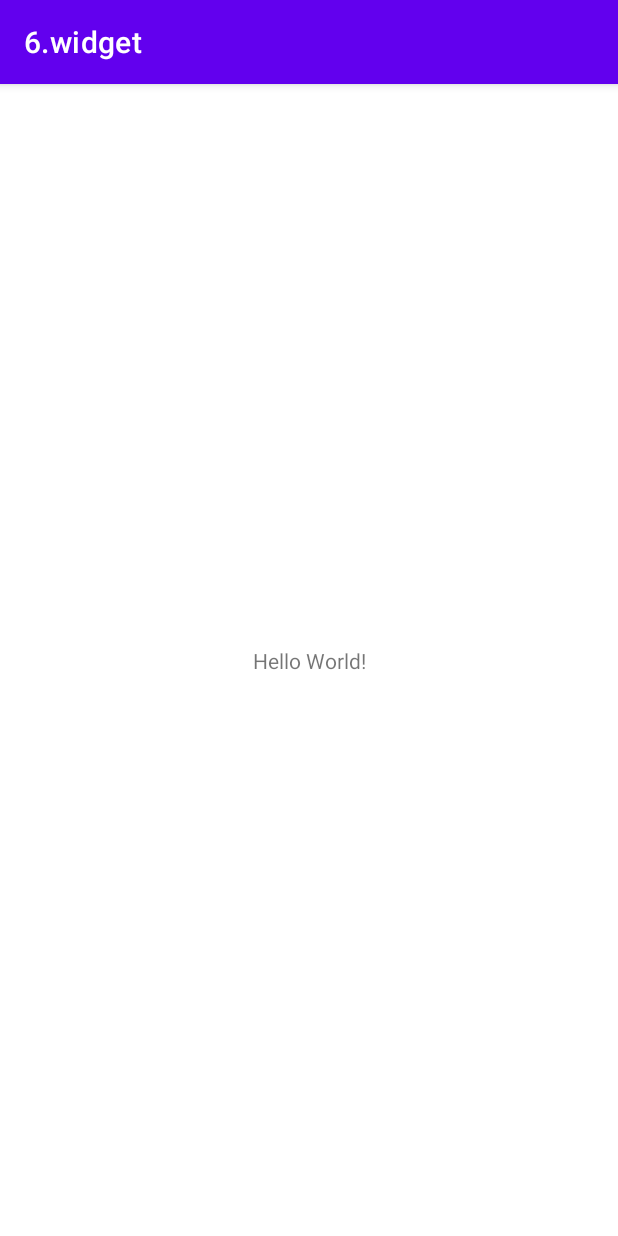
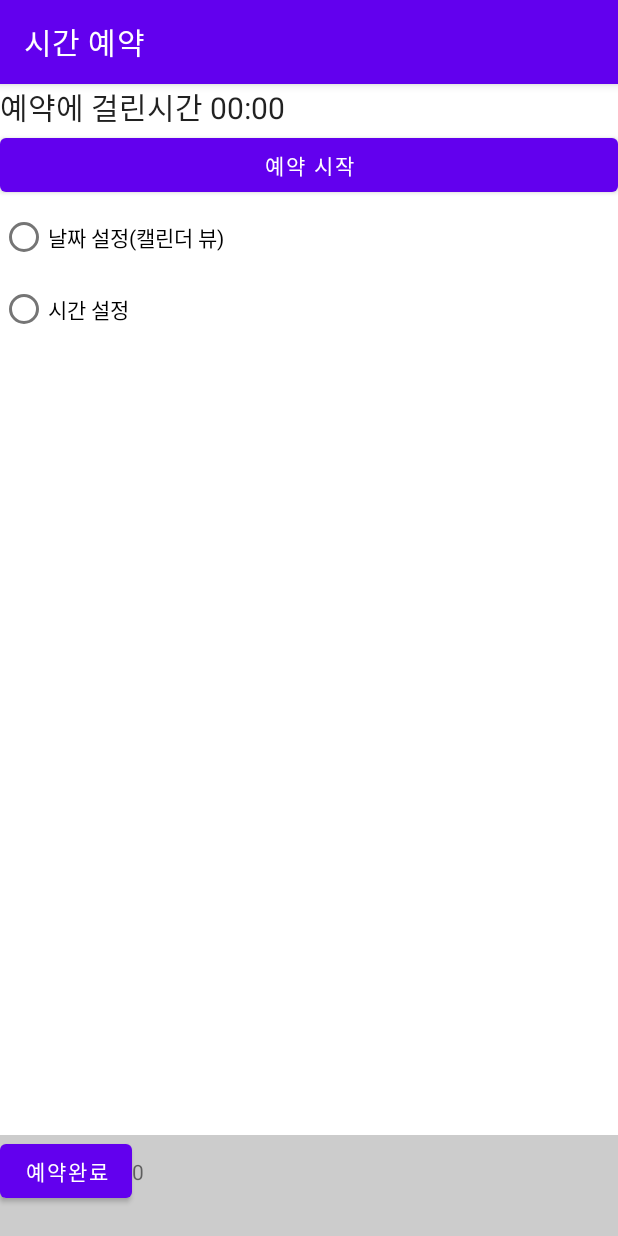
Before and after one commit to thalals/AndroidStudio_Study, an Android app: the screen it shows after launch (MainActivity), on a phone screen of 412 x 824 dp. Run offline under Robolectric (Android 15) with nearby library versions, the phone set to English and light mode, and no system bars; 4 statements that could not run were skipped.

Commit message:
[UPD] Create Calender Widget

```diff
--- a/androidstudio_school/6widget/app/src/main/java/com/example/a6widget/MainActivity.java
+++ b/androidstudio_school/6widget/app/src/main/java/com/example/a6widget/MainActivity.java
@@ -1,14 +1,97 @@
 package com.example.a6widget;
 
+import androidx.annotation.NonNull;
 import androidx.appcompat.app.AppCompatActivity;
 
+import android.graphics.Color;
 import android.os.Bundle;
+import android.os.SystemClock;
+import android.view.View;
+import android.widget.Button;
+import android.widget.CalendarView;
+import android.widget.Chronometer;
+import android.widget.RadioButton;
+import android.widget.TextView;
+import android.widget.TimePicker;
 
 public class MainActivity extends AppCompatActivity {
+
+    Chronometer chrono;
+    Button btnStart, btnEnd;
+    RadioButton rdoCal,rdoTime;
+    CalendarView calView;
+    TimePicker tPicker;
+    TextView tvYear, tvMonth, tvDay, tvTime, tvMin;
+
+    int selectYear, selectMonth, selectDay;
 
     @Override
     protected void onCreate(Bundle savedInstanceState) {
         super.onCreate(savedInstanceState);
         setContentView(R.layout.activity_main);
+        setTitle("시간 예약");
+
+        btnStart = (Button)findViewById(R.id.btnStart);
+        btnEnd = (Button)findViewById(R.id.btnEnd);
+
+        chrono = (Chronometer)findViewById(R.id.chronometer1);
+
+        rdoCal=(RadioButton)findViewById(R.id.rdoCa1);
+        rdoTime=(RadioButton)findViewById(R.id.rdoTime);
+
+        tPicker=(TimePicker)findViewById(R.id.timePicker1);
+        calView=(CalendarView)findViewById(R.id.calendarView1);
+
+        tvYear=(TextView)findViewById(R.id.tvYear);
+
+        tPicker.setVisibility(View.INVISIBLE);
+        calView.setVisibility(View.INVISIBLE);
+
+        rdoCal.setOnClickListener(new View.OnClickListener(){
+            public void onClick(View v){
+                tPicker.setVisibility(View.INVISIBLE);
+                calView.setVisibility(View.VISIBLE);
+            }
+        });
+
+        rdoTime.setOnClickListener(new View.OnClickListener(){
+            public void onClick(View v){
+                tPicker.setVisibility(View.VISIBLE);
+                calView.setVisibility(View.INVISIBLE);
+            }
+        });
+
+        btnStart.setOnClickListener(new View.OnClickListener() {
+            @Override
+            public void onClick(View v) {
+                chrono.setBase(SystemClock.elapsedRealtime());
+                chrono.start();
+                chrono.setTextColor(Color.RED);
+            }
+        });
+
+        btnEnd.setOnClickListener(new View.OnClickListener() {
+            @Override
+            public void onClick(View v) {
+                chrono.stop();
+                chrono.setTextColor(Color.BLUE);
+            }
+        });
+
+        calView.setOnDateChangeListener(new CalendarView.OnDateChangeListener() {
+            @Override
+            public void onSelectedDayChange(@NonNull CalendarView view, int year, int month, int dayOfMonth) {
+                selectYear=year;
+                selectMonth=month+1;
+                selectDay=dayOfMonth;
+            }
+        });
+
+        tvYear.setText(Integer.toString(selectYear));
+        tvMonth.setText(Integer.toString(selectMonth));
+        tvDay.setText(Integer.toString(selectDay));
+        tvTime.setText(Integer.toString(tPicker.getCurrentHour()));
+        tvMin.setText(Integer.toString(tPicker.getCurrentMinute()));
+
     }
 }
--- a/androidstudio_school/6widget/app/src/main/res/layout/activity_main.xml
+++ b/androidstudio_school/6widget/app/src/main/res/layout/activity_main.xml
@@ -1,18 +1,112 @@
 <?xml version="1.0" encoding="utf-8"?>
-<androidx.constraintlayout.widget.ConstraintLayout xmlns:android="http://schemas.android.com/apk/res/android"
+<LinearLayout xmlns:android="http://schemas.android.com/apk/res/android"
     xmlns:app="http://schemas.android.com/apk/res-auto"
     xmlns:tools="http://schemas.android.com/tools"
     android:layout_width="match_parent"
     android:layout_height="match_parent"
-    tools:context=".MainActivity">
+    tools:context=".MainActivity"
+    android:orientation="vertical">
 
-    <TextView
-        android:layout_width="wrap_content"
+    <LinearLayout
         android:layout_height="wrap_content"
-        android:text="Hello World!"
-        app:layout_constraintBottom_toBottomOf="parent"
-        app:layout_constraintLeft_toLeftOf="parent"
-        app:layout_constraintRight_toRightOf="parent"
-        app:layout_constraintTop_toTopOf="parent" />
+        android:layout_width="match_parent"
+        android:orientation="vertical"
+        >
+        <Chronometer
+            android:layout_width="match_parent"
+            android:layout_height="wrap_content"
+            android:id="@+id/chronometer1"
+            android:format="예약에 걸린시간 %S"
+            android:layout_gravity="center"
+            android:textSize="20dp"
+            />
+        <Button
+            android:layout_width="match_parent"
+            android:layout_height="wrap_content"
+            android:id="@+id/btnStart"
+            android:text="예약 시작"
+            />
+    </LinearLayout>
 
-</androidx.constraintlayout.widget.ConstraintLayout>
+    <RadioGroup
+        android:layout_width="match_parent"
+        android:layout_height="wrap_content">
+
+        <RadioButton
+            android:layout_width="wrap_content"
+            android:layout_height="wrap_content"
+            android:id="@+id/rdoCa1"
+            android:text="날짜 설정(캘린더 뷰)"
+            />
+        <RadioButton
+            android:layout_width="wrap_content"
+            android:layout_height="wrap_content"
+            android:id="@+id/rdoTime"
+            android:text="시간 설정"
+            />
+    </RadioGroup>
+
+    <LinearLayout
+        android:layout_height="wrap_content"
+        android:layout_width="match_parent"
+        android:layout_weight="1"
+        >
+        <FrameLayout
+            android:layout_width="match_parent"
+            android:layout_height="wrap_content">
+            <CalendarView
+                android:layout_width="match_parent"
+                android:layout_height="wrap_content"
+                android:id="@+id/calendarView1"
+                android:showWeekNumber="false"/>
+            <TimePicker
+                android:layout_width="match_parent"
+                android:layout_height="wrap_content"
+                android:id="@+id/timePicker1"
+                />
+
+        </FrameLayout>
+
+    </LinearLayout>
+
+    <LinearLayout
+        android:layout_width="match_parent"
+        android:layout_height="wrap_content"
+        android:background="#CCCCCC"
+        android:orientation="horizontal">
+        <Button
+            android:layout_width="wrap_content"
+            android:layout_height="wrap_content"
+            android:id="@+id/btnEnd"
+            android:text="예약완료"/>
+
+        <TextView
+            android:layout_width="match_parent"
+            android:layout_height="wrap_content"
+            android:id="@+id/tvYear"
+            android:text="0000"/>
+        <TextView
+            android:layout_width="match_parent"
+            android:layout_height="wrap_content"
+            android:id="@+id/tvMonth"
+            android:text="0000"/>
+        <TextView
+            android:layout_width="match_parent"
+            android:layout_height="wrap_content"
+            android:id="@+id/tvDay"
+            android:text="0000"/>
+        <TextView
+            android:layout_width="match_parent"
+            android:layout_height="wrap_content"
+            android:id="@+id/tvTime"
+            android:text="0000"/>
+        <TextView
+            android:layout_width="match_parent"
+            android:layout_height="wrap_content"
+            android:id="@+id/tvMin"
+            android:text="0000"/>
+
+
+
+    </LinearLayout>
+</LinearLayout>
```
Also changed, not shown: 2 other files.
